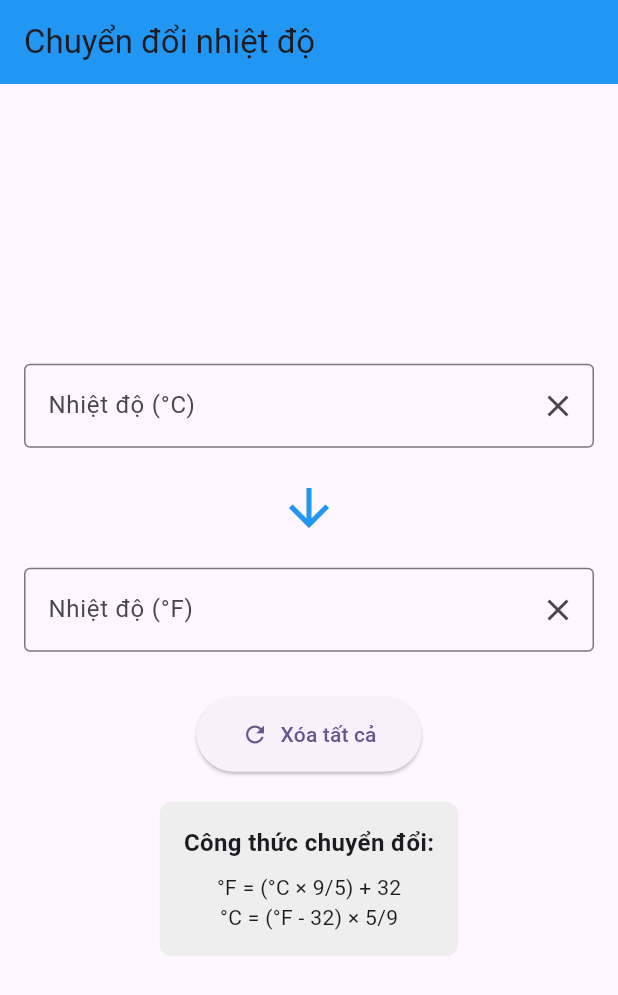
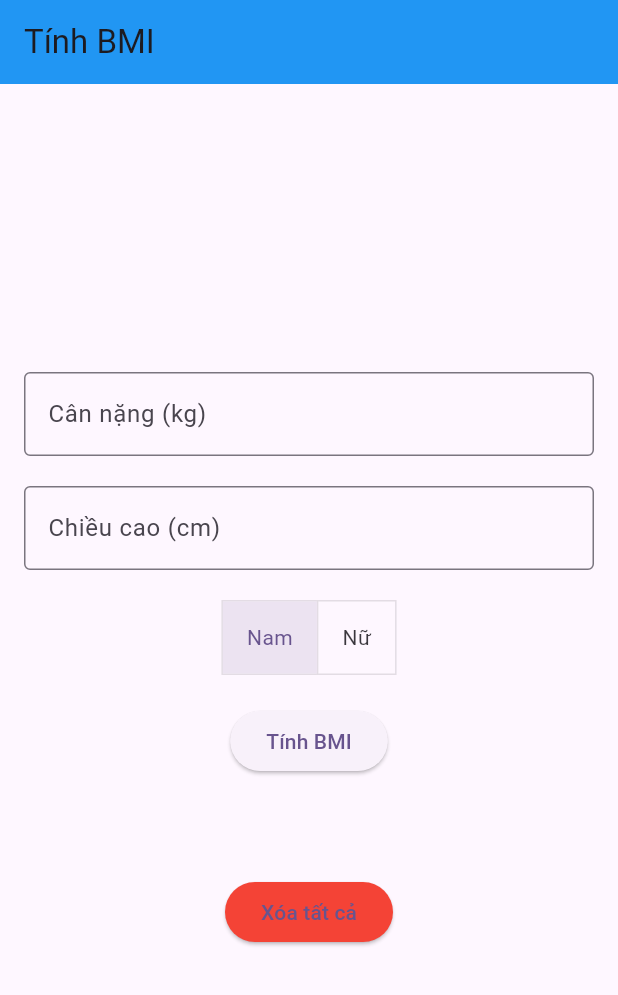
Before and after one commit to TylerTuanPhan/LapTrinhDiDong, a Flutter app: the screen it shows after launch, on a phone screen of 412 x 824 dp. Shown: the top 995 px of the screen. Run offline on Flutter 3.47's test engine with Material 3 defaults, Android fonts, the light colour scheme and no system bars.

Commit message:
Thêm bài tập tính BMI

```diff
--- /dev/null
+++ b/hello/lib/flutter_04.dart
@@ -0,0 +1,125 @@
+import 'package:flutter/material.dart';
+
+class BMICalculator extends StatefulWidget {
+  BMICalculator({Key? key}) : super(key: key);
+
+  @override
+  _BMICalculatorState createState() => _BMICalculatorState();
+}
+
+class _BMICalculatorState extends State<BMICalculator> {
+  final TextEditingController _weightController = TextEditingController();
+  final TextEditingController _heightController = TextEditingController();
+  String _bmiResult = "";
+  bool isMale = true;  // Mặc định là nam
+
+  void calculateBMI() {
+    if (_weightController.text.isNotEmpty && _heightController.text.isNotEmpty) {
+      final weight = double.parse(_weightController.text);
+      final height = double.parse(_heightController.text) / 100; // Chuyển cm sang m
+
+      double bmi = weight / (height * height); // Tính BMI
+      String weightStatus;
+      if (bmi < 18.5) {
+        weightStatus = "Thiếu cân";
+      } else if (bmi >= 18.5 && bmi <= 24.9) {
+        weightStatus = "Cân nặng bình thường";
+      } else if (bmi >= 25 && bmi <= 29.9) {
+        weightStatus = "Thừa cân";
+      } else {
+        weightStatus = "Béo phì";
+      }
+
+      // Tùy chỉnh thông điệp dựa trên giới tính
+      String genderMessage = isMale ? "Bạn nam," : "Bạn nữ,";
+
+      setState(() {
+        _bmiResult = "$genderMessage BMI của bạn là ${bmi.toStringAsFixed(1)} - $weightStatus";
+      });
+    } else {
+      setState(() {
+        _bmiResult = "Vui lòng điền đầy đủ thông tin";
+      });
+    }
+  }
+
+  void clearAll() {
+    _weightController.clear();
+    _heightController.clear();
+    setState(() {
+      _bmiResult = "";
+    });
+  }
+
+  @override
+  Widget build(BuildContext context) {
+    return Scaffold(
+      appBar: AppBar(
+        title: const Text('Tính BMI'),
+        backgroundColor: Colors.blue,
+      ),
+      body: Padding(
+        padding: const EdgeInsets.all(16.0),
+        child: Column(
+          mainAxisAlignment: MainAxisAlignment.center,
+          children: [
+            TextField(
+              controller: _weightController,
+              keyboardType: TextInputType.number,
+              decoration: InputDecoration(
+                labelText: 'Cân nặng (kg)',
+                border: OutlineInputBorder(),
+              ),
+            ),
+            SizedBox(height: 20),
+            TextField(
+              controller: _heightController,
+              keyboardType: TextInputType.number,
+              decoration: InputDecoration(
+                labelText: 'Chiều cao (cm)',
+                border: OutlineInputBorder(),
+              ),
+            ),
+            SizedBox(height: 20),
+            ToggleButtons(
+              children: <Widget>[
+                Padding(
+                  padding: EdgeInsets.symmetric(horizontal: 16),
+                  child: Text('Nam'),
+                ),
+                Padding(
+                  padding: EdgeInsets.symmetric(horizontal: 16),
+                  child: Text('Nữ'),
+                ),
+              ],
+              isSelected: [isMale, !isMale],
+              onPressed: (int index) {
+                setState(() {
+                  isMale = index == 0;
+                });
+              },
+            ),
+            SizedBox(height: 20),
+            ElevatedButton(
+              onPressed: calculateBMI,
+              child: Text('Tính BMI'),
+            ),
+            SizedBox(height: 20),
+            Text(
+              _bmiResult,
+              style: TextStyle(fontSize: 18, fontWeight: FontWeight.normal),
+            ),
+            SizedBox(height: 20),
+            ElevatedButton(
+              onPressed: clearAll,
+              child: Text('Xóa tất cả'),
+              style: ElevatedButton.styleFrom(
+                backgroundColor: Colors.red,
+              ),
+            ),
+          ],
+        ),
+      ),
+    );
+  }
+}
--- a/hello/lib/main.dart
+++ b/hello/lib/main.dart
@@ -2,6 +2,8 @@ import 'package:flutter/material.dart';
 import 'flutter_01.dart';
 import 'flutter_02.dart';
 import 'flutter_03.dart';
+import 'flutter_04.dart';
+
 void main() {
   runApp(const MyApp());
 }
@@ -18,7 +20,7 @@ class MyApp extends StatelessWidget {
         colorScheme: ColorScheme.fromSeed(seedColor: Colors.deepPurple),
         useMaterial3: true,
       ),
-      home:  TemperatureConverter(),
+      home:  BMICalculator(),
     );
   }
 }
```
